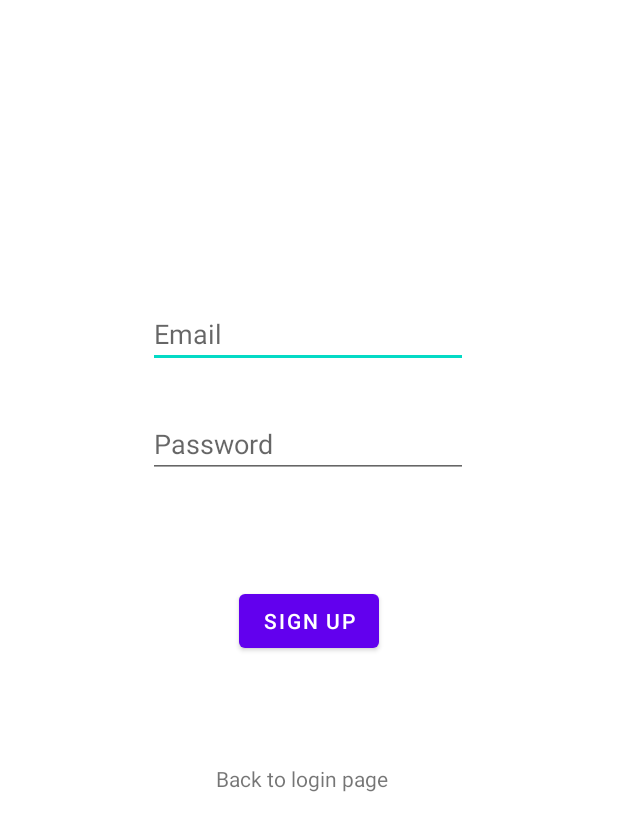
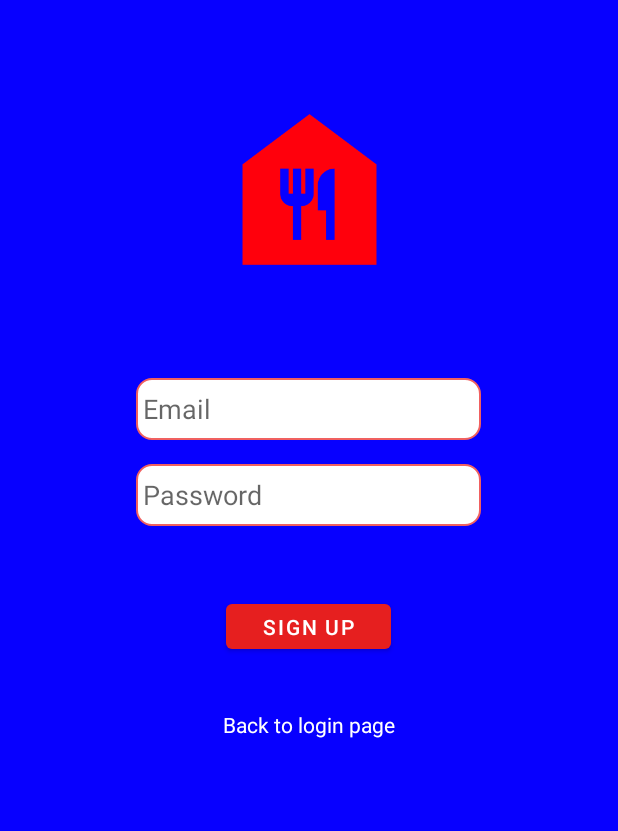
Before and after one commit to GIrvine2/HonoursP, an Android app: the SignUpActivity screen opened directly, with no data from a screen before it, on a phone screen of 412 x 824 dp. Shown: the top 831 px of the screen. Run offline under Robolectric (Android 15) with nearby library versions, the phone set to English and light mode, and no system bars; our stand-ins replace Firebase (no records; nobody signed in at launch, a user with empty details on screens opened directly).

Commit message:
Added SignUp Activity Design

```diff
--- a/app/src/main/java/com/example/honoursproject/HomeActivity.java
+++ b/app/src/main/java/com/example/honoursproject/HomeActivity.java
@@ -30,6 +30,7 @@ public class HomeActivity extends AppCompatActivity {
             FirebaseAuth.getInstance().signOut();
             Intent signout = new Intent(HomeActivity.this, MainActivity.class);
             startActivity(signout);
+            finish();
         });
 
     }
--- a/app/src/main/java/com/example/honoursproject/MainActivity.java
+++ b/app/src/main/java/com/example/honoursproject/MainActivity.java
@@ -43,9 +43,10 @@ public class MainActivity extends AppCompatActivity {
             public void onAuthStateChanged(@NonNull FirebaseAuth firebaseAuth) {
                 FirebaseUser mFirebaseUser = mAuth.getCurrentUser();
                 if(mFirebaseUser != null) {
-                    Toast.makeText(MainActivity.this, "You are logged in", Toast.LENGTH_SHORT).show();
+                    //Toast.makeText(MainActivity.this, "You are logged in", Toast.LENGTH_SHORT).show();
                     Intent home = new Intent(MainActivity.this, HomeActivity.class);
                     startActivity(home);
+                    finish();
                 }
                 else {
                     Toast.makeText(MainActivity.this, "Please Login", Toast.LENGTH_SHORT).show();
--- a/app/src/main/java/com/example/honoursproject/SignUpActivity.java
+++ b/app/src/main/java/com/example/honoursproject/SignUpActivity.java
@@ -58,6 +58,7 @@ public class SignUpActivity extends AppCompatActivity {
                     }
                     else {
                         startActivity(new Intent(SignUpActivity.this, HomeActivity.class));
+                        finish();
 
                     }
                 });
--- a/app/src/main/res/layout/activity_main.xml
+++ b/app/src/main/res/layout/activity_main.xml
@@ -61,7 +61,7 @@
         app:layout_constraintHorizontal_bias="0.498"
         app:layout_constraintStart_toStartOf="parent"
         app:layout_constraintTop_toBottomOf="@+id/password"
-        app:layout_constraintVertical_bias="0.679" />
+        app:layout_constraintVertical_bias="0.588" />
 
     <ImageView
         android:id="@+id/imageView"
--- a/app/src/main/res/layout/activity_sign_up.xml
+++ b/app/src/main/res/layout/activity_sign_up.xml
@@ -4,15 +4,17 @@
     xmlns:tools="http://schemas.android.com/tools"
     android:layout_width="match_parent"
     android:layout_height="match_parent"
+    android:background="@color/ic_channel_background"
     tools:context=".SignUpActivity">
 
     <EditText
         android:id="@+id/emailId"
-        android:layout_width="wrap_content"
-        android:layout_height="wrap_content"
-        android:layout_marginTop="200dp"
+        android:layout_width="230dp"
+        android:layout_height="41dp"
+        android:layout_marginTop="252dp"
+        android:background="@drawable/rounded_edittext"
         android:ems="10"
-        android:hint="Email"
+        android:hint=" Email"
         android:inputType="textEmailAddress"
         app:layout_constraintEnd_toEndOf="parent"
         app:layout_constraintHorizontal_bias="0.497"
@@ -21,11 +23,12 @@
 
     <EditText
         android:id="@+id/password"
-        android:layout_width="wrap_content"
-        android:layout_height="wrap_content"
-        android:layout_marginTop="28dp"
+        android:layout_width="230dp"
+        android:layout_height="41dp"
+        android:layout_marginTop="16dp"
+        android:background="@drawable/rounded_edittext"
         android:ems="10"
-        android:hint="Password"
+        android:hint=" Password"
         android:inputType="textPassword"
         app:layout_constraintEnd_toEndOf="parent"
         app:layout_constraintHorizontal_bias="0.497"
@@ -37,21 +40,34 @@
         android:layout_width="wrap_content"
         android:layout_height="wrap_content"
         android:text="Back to login page"
+        android:textColor="#FFFFFF"
         app:layout_constraintBottom_toBottomOf="parent"
         app:layout_constraintEnd_toEndOf="parent"
-        app:layout_constraintHorizontal_bias="0.485"
         app:layout_constraintStart_toStartOf="parent"
         app:layout_constraintTop_toBottomOf="@+id/password"
-        app:layout_constraintVertical_bias="0.393" />
+        app:layout_constraintVertical_bias="0.27" />
 
     <Button
         android:id="@+id/loginBtn"
-        android:layout_width="wrap_content"
-        android:layout_height="wrap_content"
+        android:layout_width="110dp"
+        android:layout_height="42dp"
         android:text="Sign Up"
+        app:backgroundTint="#E61F1F"
         app:layout_constraintBottom_toTopOf="@+id/tvnoAccount"
         app:layout_constraintEnd_toEndOf="parent"
+        app:layout_constraintHorizontal_bias="0.498"
         app:layout_constraintStart_toStartOf="parent"
-        app:layout_constraintTop_toBottomOf="@+id/password" />
+        app:layout_constraintTop_toBottomOf="@+id/password"
+        app:layout_constraintVertical_bias="0.571" />
+
+    <ImageView
+        android:id="@+id/imageView2"
+        android:layout_width="190dp"
+        android:layout_height="154dp"
+        app:layout_constraintBottom_toTopOf="@+id/emailId"
+        app:layout_constraintEnd_toEndOf="parent"
+        app:layout_constraintStart_toStartOf="parent"
+        app:layout_constraintTop_toTopOf="parent"
+        app:srcCompat="@mipmap/ic_channel" />
 
 </androidx.constraintlayout.widget.ConstraintLayout>
```
